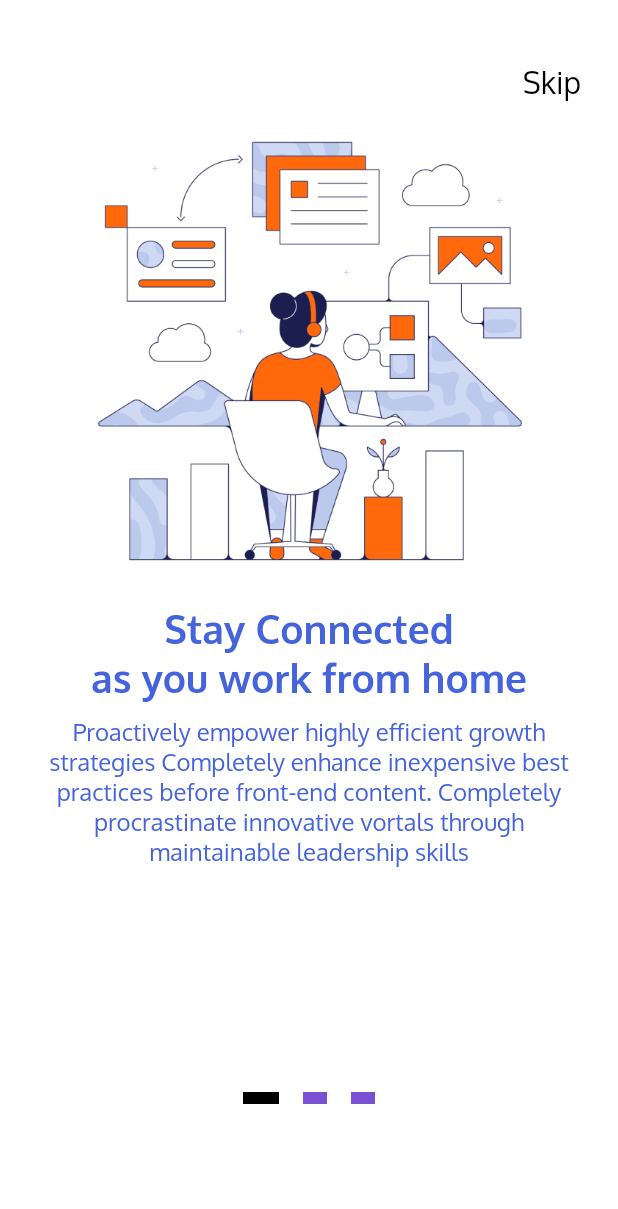
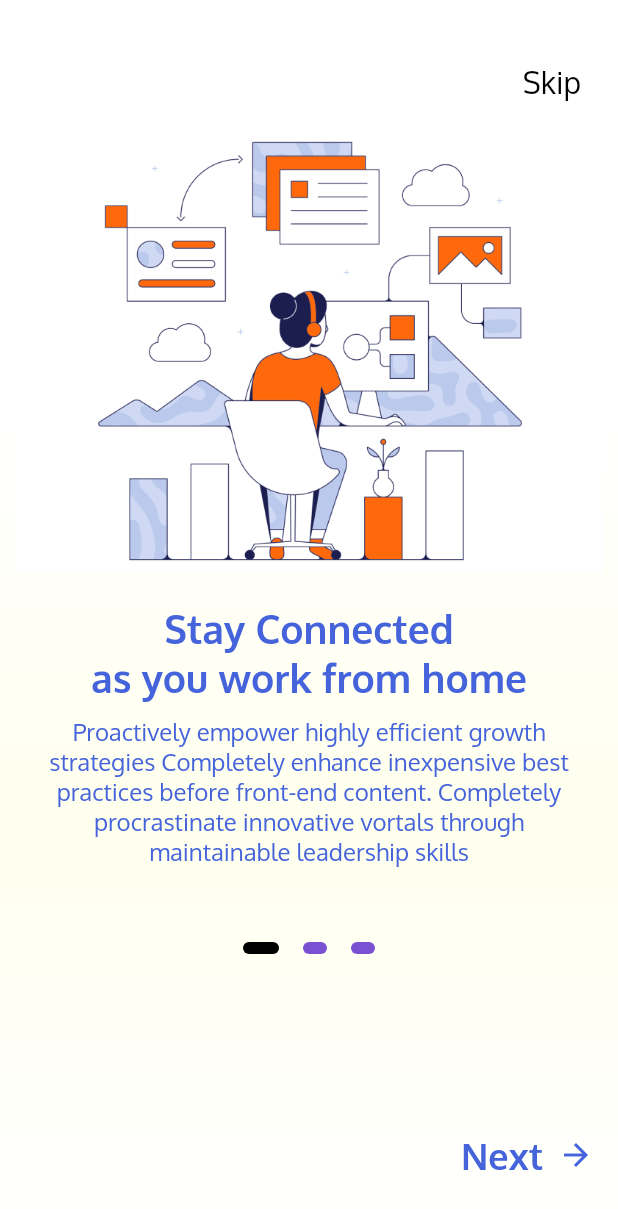
Before and after one commit to kennyadenat/finance, a Flutter app: the screen it shows after launch, on a phone screen of 412 x 824 dp. Shown: the top 1209 px of the screen. Run offline on Flutter 3.47's test engine with Material 2 defaults, Android fonts, the phone set to English and light mode, and no system bars.

Commit message:
updated app onboarding

```diff
--- a/lib/custom/textStyle.dart
+++ b/lib/custom/textStyle.dart
@@ -6,3 +6,9 @@ TextStyle descriptionTextStyle = TextStyle(
 
 TextStyle titleTextStyle = TextStyle(
     fontSize: 26, color: Color(0xFF4563DB), fontWeight: FontWeight.w700);
+
+TextStyle buttonTextStyle = TextStyle(
+    fontSize: 24, color: Color(0xFF4563DB), fontWeight: FontWeight.w700);
+
+TextStyle startedTextStyle =
+    TextStyle(fontSize: 24, color: Colors.white, fontWeight: FontWeight.w700);
--- a/lib/view/onboard_screen.dart
+++ b/lib/view/onboard_screen.dart
@@ -25,12 +25,13 @@ class _OnboardScreenState extends State<OnboardScreen> {
 
   Widget _indicator(bool isActive) {
     return AnimatedContainer(
-      duration: Duration(milliseconds: 150),
+      duration: Duration(milliseconds: 100),
       margin: EdgeInsets.symmetric(horizontal: 8.0),
       height: 8.0,
       width: isActive ? 24.0 : 16.0,
-      decoration:
-          BoxDecoration(color: isActive ? Colors.black : Color(0xFF7B51D3)),
+      decoration: BoxDecoration(
+          color: isActive ? Colors.black : Color(0xFF7B51D3),
+          borderRadius: BorderRadius.circular(20.0)),
     );
   }
 
@@ -47,7 +48,7 @@ class _OnboardScreenState extends State<OnboardScreen> {
               colors: [
                 Color(0xFFFFFFFF),
                 Color(0xFFFFFFFF),
-                Color(0xFFFFFFFF),
+                Color(0xFFFFFFEE),
                 Color(0xFFFFFFFF),
               ],
             ),
@@ -71,7 +72,7 @@ class _OnboardScreenState extends State<OnboardScreen> {
                   ),
                 ),
                 Container(
-                  height: 650.0,
+                  height: 550.0,
                   child: PageView(
                     physics: ClampingScrollPhysics(),
                     onPageChanged: (int page) {
@@ -162,7 +163,7 @@ class _OnboardScreenState extends State<OnboardScreen> {
                             Padding(
                               padding: EdgeInsets.symmetric(horizontal: 20.0),
                               child: Text(
-                                'Draw Insights\nand meaning from your work',
+                                'Draw Insights\nwith the right tools',
                                 style: titleTextStyle,
                                 textAlign: TextAlign.center,
                               ),
@@ -186,12 +187,58 @@ class _OnboardScreenState extends State<OnboardScreen> {
                 Row(
                   mainAxisAlignment: MainAxisAlignment.center,
                   children: _buildPageIndicator(),
-                )
+                ),
+                _currentPage != _numPages - 1
+                    ? Expanded(
+                        child: Align(
+                          alignment: FractionalOffset.bottomRight,
+                          child: FlatButton(
+                            onPressed: () {
+                              _pageController.nextPage(
+                                duration: Duration(milliseconds: 500),
+                                curve: Curves.ease,
+                              );
+                            },
+                            child: Row(
+                              mainAxisAlignment: MainAxisAlignment.center,
+                              mainAxisSize: MainAxisSize.min,
+                              children: <Widget>[
+                                Text('Next', style: buttonTextStyle),
+                                SizedBox(width: 10.0),
+                                Icon(
+                                  Icons.arrow_forward,
+                                  color: Color(0xFF4563DB),
+                                )
+                              ],
+                            ),
+                          ),
+                        ),
+                      )
+                    : Text('')
               ],
             ),
           ),
         ),
       ),
+      bottomSheet: _currentPage == _numPages - 1
+          ? Container(
+              height: 90,
+              width: double.infinity,
+              color: Color(0xFF4563DB),
+              child: GestureDetector(
+                onTap: () => print("Get Started"),
+                child: Center(
+                  child: Padding(
+                    padding: EdgeInsets.only(bottom: 10.0),
+                    child: Text(
+                      'Get Started',
+                      style: startedTextStyle,
+                    ),
+                  ),
+                ),
+              ),
+            )
+          : Text(''),
     );
   }
 }
```
Also changed, not shown: pubspec.yaml (+5 -5 lines).
